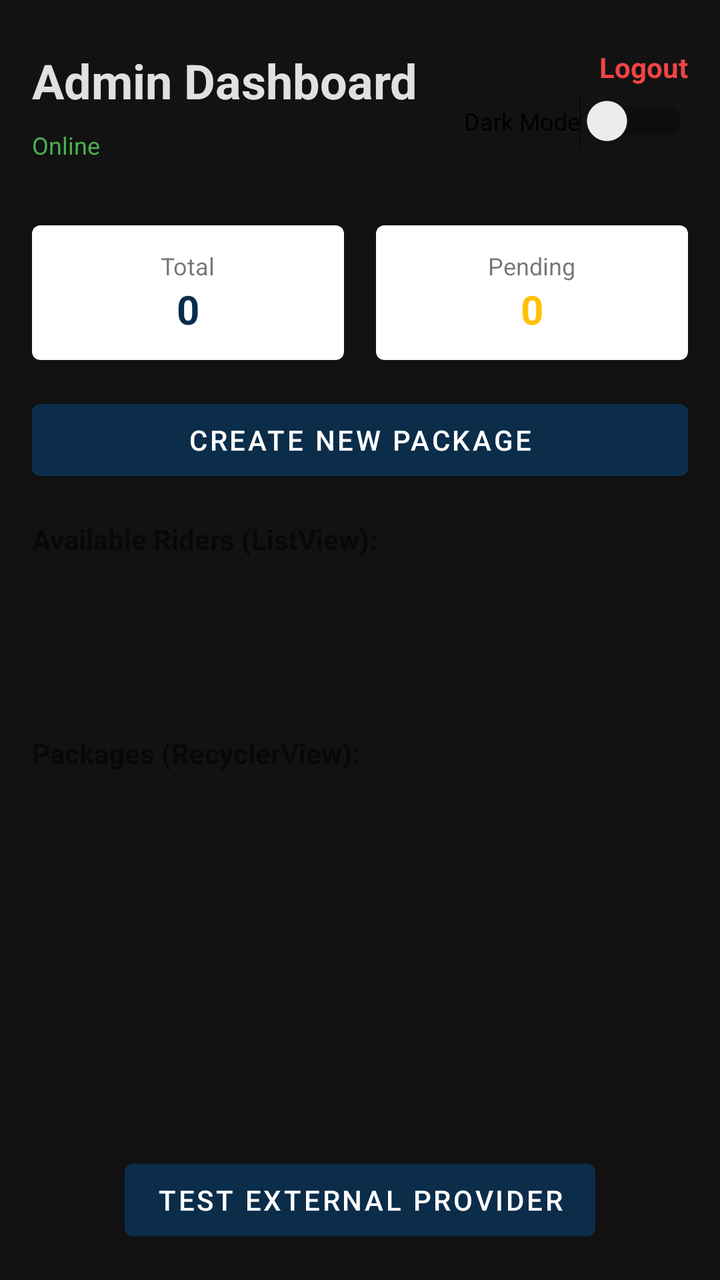
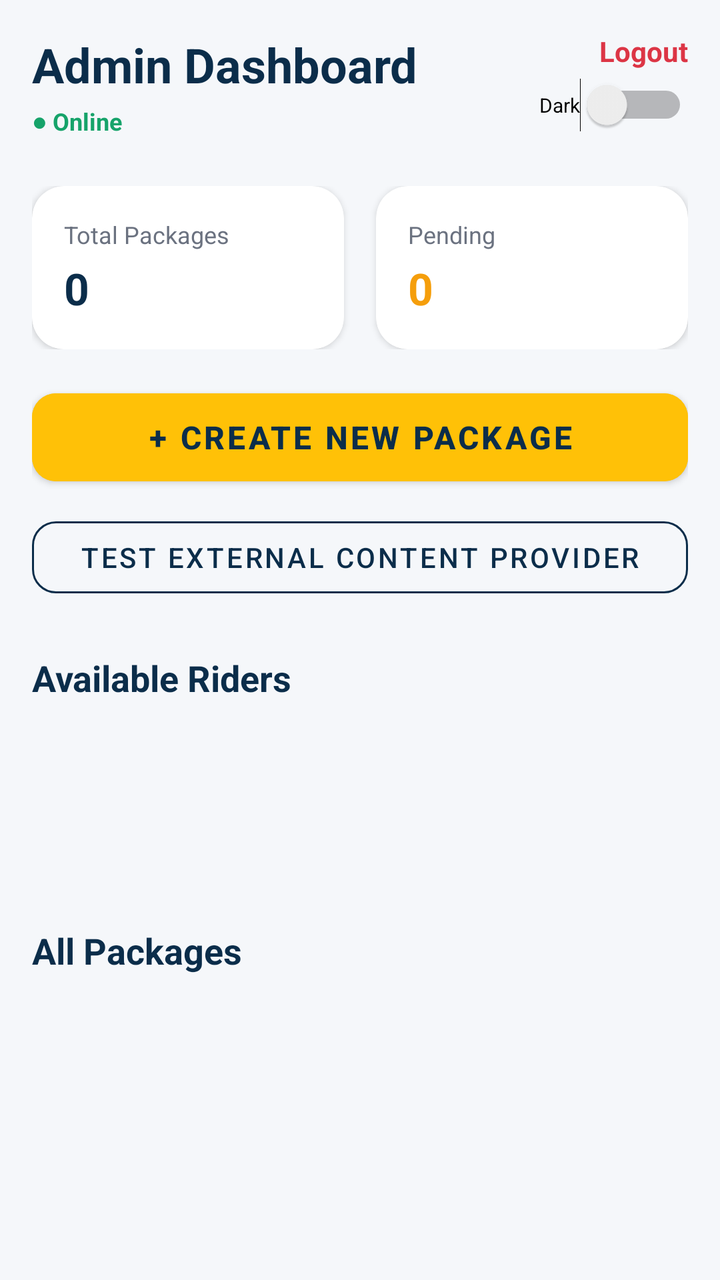

Compare the two renders of this Android layout. The source of the first and the diff that turns it into the second are given below.
<!-- AndroidManifest.xml: application theme Theme.LOAD -->
<!-- res/layout/activity_admin_dashboard.xml -->
<?xml version="1.0" encoding="utf-8"?>
<androidx.constraintlayout.widget.ConstraintLayout xmlns:android="http://schemas.android.com/apk/res/android"
    xmlns:app="http://schemas.android.com/apk/res-auto"
    android:layout_width="match_parent"
    android:layout_height="match_parent"
    android:background="@color/background">

    <TextView android:id="@+id/tvHeader" android:layout_width="wrap_content" android:layout_height="wrap_content" android:text="Admin Dashboard" android:textSize="24sp" android:textStyle="bold" android:textColor="@color/textPrimary" android:layout_marginTop="24dp" android:layout_marginStart="16dp" app:layout_constraintStart_toStartOf="parent" app:layout_constraintTop_toTopOf="parent" />

    <TextView android:id="@+id/tvNetworkStatus" android:layout_width="wrap_content" android:layout_height="wrap_content" android:text="Online" android:textColor="@color/successGreen" android:textSize="12sp" android:layout_marginTop="8dp" app:layout_constraintStart_toStartOf="@id/tvHeader" app:layout_constraintTop_toBottomOf="@id/tvHeader" />

    
    <LinearLayout
        android:id="@+id/topControls"
        android:layout_width="wrap_content"
        android:layout_height="wrap_content"
        android:orientation="vertical"
        android:gravity="end"
        android:layout_marginEnd="16dp"
        app:layout_constraintEnd_toEndOf="parent"
        app:layout_constraintTop_toTopOf="@id/tvHeader">

        <TextView
            android:id="@+id/tvLogout"
            android:layout_width="wrap_content"
            android:layout_height="wrap_content"
            android:text="Logout"
            android:textColor="@color/errorRed"
            android:textStyle="bold"
            android:textSize="14sp" />

        <Switch
            android:id="@+id/switchTheme"
            android:layout_width="wrap_content"
            android:layout_height="wrap_content"
            android:text="Dark Mode"
            android:textSize="12sp"
            android:layout_marginTop="4dp" />
    </LinearLayout>

    <LinearLayout android:id="@+id/statsLayout" android:layout_width="match_parent" android:layout_height="wrap_content" android:orientation="horizontal" android:padding="16dp" android:layout_marginTop="16dp" app:layout_constraintTop_toBottomOf="@id/tvNetworkStatus">
        <com.google.android.material.card.MaterialCardView android:layout_width="0dp" android:layout_height="wrap_content" android:layout_weight="1" android:layout_marginEnd="8dp">
            <LinearLayout android:layout_width="match_parent" android:layout_height="wrap_content" android:orientation="vertical" android:padding="12dp" android:gravity="center">
                <TextView android:layout_width="wrap_content" android:layout_height="wrap_content" android:text="Total" android:textSize="12sp" />
                <TextView android:id="@+id/tvTotalCount" android:layout_width="wrap_content" android:layout_height="wrap_content" android:text="0" android:textSize="20sp" android:textStyle="bold" android:textColor="@color/primary" />
            </LinearLayout>
        </com.google.android.material.card.MaterialCardView>
        <com.google.android.material.card.MaterialCardView android:layout_width="0dp" android:layout_height="wrap_content" android:layout_weight="1" android:layout_marginStart="8dp">
            <LinearLayout android:layout_width="match_parent" android:layout_height="wrap_content" android:orientation="vertical" android:padding="12dp" android:gravity="center">
                <TextView android:layout_width="wrap_content" android:layout_height="wrap_content" android:text="Pending" android:textSize="12sp" />
                <TextView android:id="@+id/tvPendingCount" android:layout_width="wrap_content" android:layout_height="wrap_content" android:text="0" android:textSize="20sp" android:textStyle="bold" android:textColor="@color/accent" />
            </LinearLayout>
        </com.google.android.material.card.MaterialCardView>
    </LinearLayout>

    <Button android:id="@+id/btnCreatePackage" android:layout_width="match_parent" android:layout_height="wrap_content" android:text="Create New Package" android:layout_marginStart="16dp" android:layout_marginEnd="16dp" app:layout_constraintTop_toBottomOf="@id/statsLayout" />

    <TextView android:id="@+id/tvRidersLabel" android:layout_width="wrap_content" android:layout_height="wrap_content" android:text="Available Riders (ListView):" android:textStyle="bold" android:layout_marginStart="16dp" android:layout_marginTop="16dp" app:layout_constraintStart_toStartOf="parent" app:layout_constraintTop_toBottomOf="@id/btnCreatePackage" />

    <ListView android:id="@+id/listViewRiders" android:layout_width="match_parent" android:layout_height="80dp" android:layout_marginStart="16dp" android:layout_marginEnd="16dp" app:layout_constraintTop_toBottomOf="@id/tvRidersLabel" />

    <TextView android:id="@+id/tvPackagesLabel" android:layout_width="wrap_content" android:layout_height="wrap_content" android:text="Packages (RecyclerView):" android:textStyle="bold" android:layout_marginStart="16dp" android:layout_marginTop="8dp" app:layout_constraintStart_toStartOf="parent" app:layout_constraintTop_toBottomOf="@id/listViewRiders" />

    <Button
        android:id="@+id/btnTestProvider"
        android:layout_width="wrap_content"
        android:layout_height="wrap_content"
        android:text="Test External Provider"
        android:layout_margin="16dp"
        app:layout_constraintBottom_toBottomOf="parent"
        app:layout_constraintEnd_toEndOf="parent"
        app:layout_constraintStart_toStartOf="parent" />

    <androidx.recyclerview.widget.RecyclerView android:id="@+id/recyclerViewPackages" android:layout_width="match_parent" android:layout_height="0dp" android:layout_marginTop="8dp" app:layout_constraintBottom_toBottomOf="parent" app:layout_constraintTop_toBottomOf="@id/tvPackagesLabel" />
</androidx.constraintlayout.widget.ConstraintLayout>
<!-- resources referenced by this layout -->
<resources>
  <color name="accent">#FFC107</color>
  <color name="background">#121212</color>
  <color name="errorRed">#EF4444</color>
  <color name="primary">#0B2D4A</color>
  <color name="successGreen">#4CAF50</color>
  <color name="textPrimary">#E0E0E0</color>
  <style name="Theme.LOAD" parent="Theme.MaterialComponents.DayNight.NoActionBar">
          <item name="colorPrimary">@color/primary</item>
          <item name="colorPrimaryVariant">@color/primaryDark</item>
          <item name="colorOnPrimary">@color/white</item>
          <item name="colorSecondary">@color/accent</item>
          <item name="colorSecondaryVariant">@color/accent</item>
          <item name="colorOnSecondary">@color/primary</item> 
          <item name="android:statusBarColor">@color/primary</item>
          <item name="android:windowBackground">@color/background</item>
      </style>
  <color name="primaryDark">#071F33</color>
  <color name="white">#FFFFFF</color>
</resources>

<!-- the commit's change to res/layout/activity_admin_dashboard.xml (unified diff, before → after) -->
@@ -5,71 +5,183 @@
     android:layout_height="match_parent"
     android:background="@color/background">
 
-    <TextView android:id="@+id/tvHeader" android:layout_width="wrap_content" android:layout_height="wrap_content" android:text="Admin Dashboard" android:textSize="24sp" android:textStyle="bold" android:textColor="@color/textPrimary" android:layout_marginTop="24dp" android:layout_marginStart="16dp" app:layout_constraintStart_toStartOf="parent" app:layout_constraintTop_toTopOf="parent" />
+    <ScrollView
+        android:layout_width="match_parent"
+        android:layout_height="match_parent"
+        android:fillViewport="true">
 
-    <TextView android:id="@+id/tvNetworkStatus" android:layout_width="wrap_content" android:layout_height="wrap_content" android:text="Online" android:textColor="@color/successGreen" android:textSize="12sp" android:layout_marginTop="8dp" app:layout_constraintStart_toStartOf="@id/tvHeader" app:layout_constraintTop_toBottomOf="@id/tvHeader" />
+        <androidx.constraintlayout.widget.ConstraintLayout
+            android:layout_width="match_parent"
+            android:layout_height="wrap_content"
+            android:padding="16dp">
 
-    
-    <LinearLayout
-        android:id="@+id/topControls"
-        android:layout_width="wrap_content"
-        android:layout_height="wrap_content"
-        android:orientation="vertical"
-        android:gravity="end"
-        android:layout_marginEnd="16dp"
-        app:layout_constraintEnd_toEndOf="parent"
-        app:layout_constraintTop_toTopOf="@id/tvHeader">
+            
+            <TextView
+                android:id="@+id/tvHeader"
+                android:layout_width="wrap_content"
+                android:layout_height="wrap_content"
+                android:text="Admin Dashboard"
+                android:textSize="24sp"
+                android:textStyle="bold"
+                android:textColor="@color/primary"
+                app:layout_constraintStart_toStartOf="parent"
+                app:layout_constraintTop_toTopOf="parent" />
 
-        <TextView
-            android:id="@+id/tvLogout"
-            android:layout_width="wrap_content"
-            android:layout_height="wrap_content"
-            android:text="Logout"
-            android:textColor="@color/errorRed"
-            android:textStyle="bold"
-            android:textSize="14sp" />
+            <TextView
+                android:id="@+id/tvNetworkStatus"
+                android:layout_width="wrap_content"
+                android:layout_height="wrap_content"
+                android:text="● Online"
+                android:textColor="@color/successGreen"
+                android:textStyle="bold"
+                android:textSize="12sp"
+                android:layout_marginTop="4dp"
+                app:layout_constraintStart_toStartOf="@id/tvHeader"
+                app:layout_constraintTop_toBottomOf="@id/tvHeader" />
 
-        <Switch
-            android:id="@+id/switchTheme"
-            android:layout_width="wrap_content"
-            android:layout_height="wrap_content"
-            android:text="Dark Mode"
-            android:textSize="12sp"
-            android:layout_marginTop="4dp" />
-    </LinearLayout>
+            
+            <LinearLayout
+                android:id="@+id/topControls"
+                android:layout_width="wrap_content"
+                android:layout_height="wrap_content"
+                android:orientation="vertical"
+                android:gravity="end"
+                app:layout_constraintEnd_toEndOf="parent"
+                app:layout_constraintTop_toTopOf="parent">
 
-    <LinearLayout android:id="@+id/statsLayout" android:layout_width="match_parent" android:layout_height="wrap_content" android:orientation="horizontal" android:padding="16dp" android:layout_marginTop="16dp" app:layout_constraintTop_toBottomOf="@id/tvNetworkStatus">
-        <com.google.android.material.card.MaterialCardView android:layout_width="0dp" android:layout_height="wrap_content" android:layout_weight="1" android:layout_marginEnd="8dp">
-            <LinearLayout android:layout_width="match_parent" android:layout_height="wrap_content" android:orientation="vertical" android:padding="12dp" android:gravity="center">
-                <TextView android:layout_width="wrap_content" android:layout_height="wrap_content" android:text="Total" android:textSize="12sp" />
-                <TextView android:id="@+id/tvTotalCount" android:layout_width="wrap_content" android:layout_height="wrap_content" android:text="0" android:textSize="20sp" android:textStyle="bold" android:textColor="@color/primary" />
+                <TextView
+                    android:id="@+id/tvLogout"
+                    android:layout_width="wrap_content"
+                    android:layout_height="wrap_content"
+                    android:text="Logout"
+                    android:textColor="@color/errorRed"
+                    android:textStyle="bold"
+                    android:textSize="14sp" />
+
+                <Switch
+                    android:id="@+id/switchTheme"
+                    android:layout_width="wrap_content"
+                    android:layout_height="wrap_content"
+                    android:text="Dark"
+                    android:textSize="10sp"
+                    android:layout_marginTop="4dp" />
             </LinearLayout>
-        </com.google.android.material.card.MaterialCardView>
-        <com.google.android.material.card.MaterialCardView android:layout_width="0dp" android:layout_height="wrap_content" android:layout_weight="1" android:layout_marginStart="8dp">
-            <LinearLayout android:layout_width="match_parent" android:layout_height="wrap_content" android:orientation="vertical" android:padding="12dp" android:gravity="center">
-                <TextView android:layout_width="wrap_content" android:layout_height="wrap_content" android:text="Pending" android:textSize="12sp" />
-                <TextView android:id="@+id/tvPendingCount" android:layout_width="wrap_content" android:layout_height="wrap_content" android:text="0" android:textSize="20sp" android:textStyle="bold" android:textColor="@color/accent" />
+
+            
+            <LinearLayout
+                android:id="@+id/statsRow1"
+                android:layout_width="match_parent"
+                android:layout_height="wrap_content"
+                android:orientation="horizontal"
+                android:layout_marginTop="24dp"
+                app:layout_constraintTop_toBottomOf="@id/tvNetworkStatus">
+
+                <com.google.android.material.card.MaterialCardView
+                    android:layout_width="0dp"
+                    android:layout_height="wrap_content"
+                    android:layout_weight="1"
+                    android:layout_marginEnd="8dp"
+                    app:cardCornerRadius="16dp"
+                    app:cardElevation="2dp"
+                    app:cardBackgroundColor="@color/surface">
+
+                    <LinearLayout
+                        android:layout_width="match_parent"
+                        android:layout_height="wrap_content"
+                        android:orientation="vertical"
+                        android:padding="16dp">
+                        <TextView android:layout_width="wrap_content" android:layout_height="wrap_content" android:text="Total Packages" android:textSize="12sp" android:textColor="@color/textSecondary" />
+                        <TextView android:id="@+id/tvTotalCount" android:layout_width="wrap_content" android:layout_height="wrap_content" android:text="0" android:textSize="22sp" android:textStyle="bold" android:textColor="@color/primary" android:layout_marginTop="4dp" />
+                    </LinearLayout>
+                </com.google.android.material.card.MaterialCardView>
+
+                <com.google.android.material.card.MaterialCardView
+                    android:layout_width="0dp"
+                    android:layout_height="wrap_content"
+                    android:layout_weight="1"
+                    android:layout_marginStart="8dp"
+                    app:cardCornerRadius="16dp"
+                    app:cardElevation="2dp"
+                    app:cardBackgroundColor="@color/surface">
+
+                    <LinearLayout
+                        android:layout_width="match_parent"
+                        android:layout_height="wrap_content"
+                        android:orientation="vertical"
+                        android:padding="16dp">
+                        <TextView android:layout_width="wrap_content" android:layout_height="wrap_content" android:text="Pending" android:textSize="12sp" android:textColor="@color/textSecondary" />
+                        <TextView android:id="@+id/tvPendingCount" android:layout_width="wrap_content" android:layout_height="wrap_content" android:text="0" android:textSize="22sp" android:textStyle="bold" android:textColor="@color/warningOrange" android:layout_marginTop="4dp" />
+                    </LinearLayout>
+                </com.google.android.material.card.MaterialCardView>
             </LinearLayout>
-        </com.google.android.material.card.MaterialCardView>
-    </LinearLayout>
 
-    <Button android:id="@+id/btnCreatePackage" android:layout_width="match_parent" android:layout_height="wrap_content" android:text="Create New Package" android:layout_marginStart="16dp" android:layout_marginEnd="16dp" app:layout_constraintTop_toBottomOf="@id/statsLayout" />
+            
+            <Button
+                android:id="@+id/btnCreatePackage"
+                android:layout_width="match_parent"
+                android:layout_height="56dp"
+                android:layout_marginTop="16dp"
+                android:text="+ Create New Package"
+                android:textColor="@color/primary"
+                android:textStyle="bold"
+                android:textSize="16sp"
+                android:backgroundTint="@color/accent"
+                app:cornerRadius="12dp"
+                app:layout_constraintTop_toBottomOf="@id/statsRow1" />
 
-    <TextView android:id="@+id/tvRidersLabel" android:layout_width="wrap_content" android:layout_height="wrap_content" android:text="Available Riders (ListView):" android:textStyle="bold" android:layout_marginStart="16dp" android:layout_marginTop="16dp" app:layout_constraintStart_toStartOf="parent" app:layout_constraintTop_toBottomOf="@id/btnCreatePackage" />
+            <Button
+                android:id="@+id/btnTestProvider"
+                android:layout_width="match_parent"
+                android:layout_height="wrap_content"
+                android:layout_marginTop="8dp"
+                android:text="Test External Content Provider"
+                android:textColor="@color/primary"
+                style="@style/Widget.MaterialComponents.Button.OutlinedButton"
+                app:strokeColor="@color/primary"
+                app:cornerRadius="12dp"
+                app:layout_constraintTop_toBottomOf="@id/btnCreatePackage" />
 
-    <ListView android:id="@+id/listViewRiders" android:layout_width="match_parent" android:layout_height="80dp" android:layout_marginStart="16dp" android:layout_marginEnd="16dp" app:layout_constraintTop_toBottomOf="@id/tvRidersLabel" />
+            
+            <TextView
+                android:id="@+id/tvRidersLabel"
+                android:layout_width="wrap_content"
+                android:layout_height="wrap_content"
+                android:text="Available Riders"
+                android:textStyle="bold"
+                android:textSize="18sp"
+                android:textColor="@color/primary"
+                android:layout_marginTop="24dp"
+                app:layout_constraintStart_toStartOf="parent"
+                app:layout_constraintTop_toBottomOf="@id/btnTestProvider" />
 
-    <TextView android:id="@+id/tvPackagesLabel" android:layout_width="wrap_content" android:layout_height="wrap_content" android:text="Packages (RecyclerView):" android:textStyle="bold" android:layout_marginStart="16dp" android:layout_marginTop="8dp" app:layout_constraintStart_toStartOf="parent" app:layout_constraintTop_toBottomOf="@id/listViewRiders" />
+            <ListView
+                android:id="@+id/listViewRiders"
+                android:layout_width="match_parent"
+                android:layout_height="80dp"
+                android:layout_marginTop="8dp"
+                app:layout_constraintTop_toBottomOf="@id/tvRidersLabel" />
 
-    <Button
-        android:id="@+id/btnTestProvider"
-        android:layout_width="wrap_content"
-        android:layout_height="wrap_content"
-        android:text="Test External Provider"
-        android:layout_margin="16dp"
-        app:layout_constraintBottom_toBottomOf="parent"
-        app:layout_constraintEnd_toEndOf="parent"
-        app:layout_constraintStart_toStartOf="parent" />
+            
+            <TextView
+                android:id="@+id/tvPackagesLabel"
+                android:layout_width="wrap_content"
+                android:layout_height="wrap_content"
+                android:text="All Packages"
+                android:textStyle="bold"
+                android:textSize="18sp"
+                android:textColor="@color/primary"
+                android:layout_marginTop="24dp"
+                app:layout_constraintStart_toStartOf="parent"
+                app:layout_constraintTop_toBottomOf="@id/listViewRiders" />
 
-    <androidx.recyclerview.widget.RecyclerView android:id="@+id/recyclerViewPackages" android:layout_width="match_parent" android:layout_height="0dp" android:layout_marginTop="8dp" app:layout_constraintBottom_toBottomOf="parent" app:layout_constraintTop_toBottomOf="@id/tvPackagesLabel" />
+            <androidx.recyclerview.widget.RecyclerView
+                android:id="@+id/recyclerViewPackages"
+                android:layout_width="match_parent"
+                android:layout_height="wrap_content"
+                android:layout_marginTop="8dp"
+                android:nestedScrollingEnabled="false"
+                app:layout_constraintTop_toBottomOf="@id/tvPackagesLabel" />
+
+        </androidx.constraintlayout.widget.ConstraintLayout>
+    </ScrollView>
 </androidx.constraintlayout.widget.ConstraintLayout>
<!-- resource entries referenced after the edit -->
@@ -1,22 +1,26 @@
 <!-- resources referenced by this layout -->
 <resources>
   <color name="accent">#FFC107</color>
-  <color name="background">#121212</color>
-  <color name="errorRed">#EF4444</color>
+  <color name="background">#F5F7FA</color>
+  <color name="errorRed">#DC3545</color>
   <color name="primary">#0B2D4A</color>
-  <color name="successGreen">#4CAF50</color>
-  <color name="textPrimary">#E0E0E0</color>
+  <color name="successGreen">#16A36A</color>
+  <color name="surface">#FFFFFF</color>
+  <color name="textSecondary">#6B7280</color>
+  <color name="warningOrange">#F59E0B</color>
   <style name="Theme.LOAD" parent="Theme.MaterialComponents.DayNight.NoActionBar">
           <item name="colorPrimary">@color/primary</item>
           <item name="colorPrimaryVariant">@color/primaryDark</item>
           <item name="colorOnPrimary">@color/white</item>
+  
           <item name="colorSecondary">@color/accent</item>
           <item name="colorSecondaryVariant">@color/accent</item>
-          <item name="colorOnSecondary">@color/primary</item> 
+          <item name="colorOnSecondary">@color/primary</item>
+  
           <item name="android:statusBarColor">@color/primary</item>
-          <item name="android:windowBackground">@color/background</item>
+          <item name="android:windowLightStatusBar">false</item>
       </style>
-  <color name="primaryDark">#071F33</color>
+  <color name="primaryDark">#061A2B</color>
   <color name="white">#FFFFFF</color>
 </resources>
 
